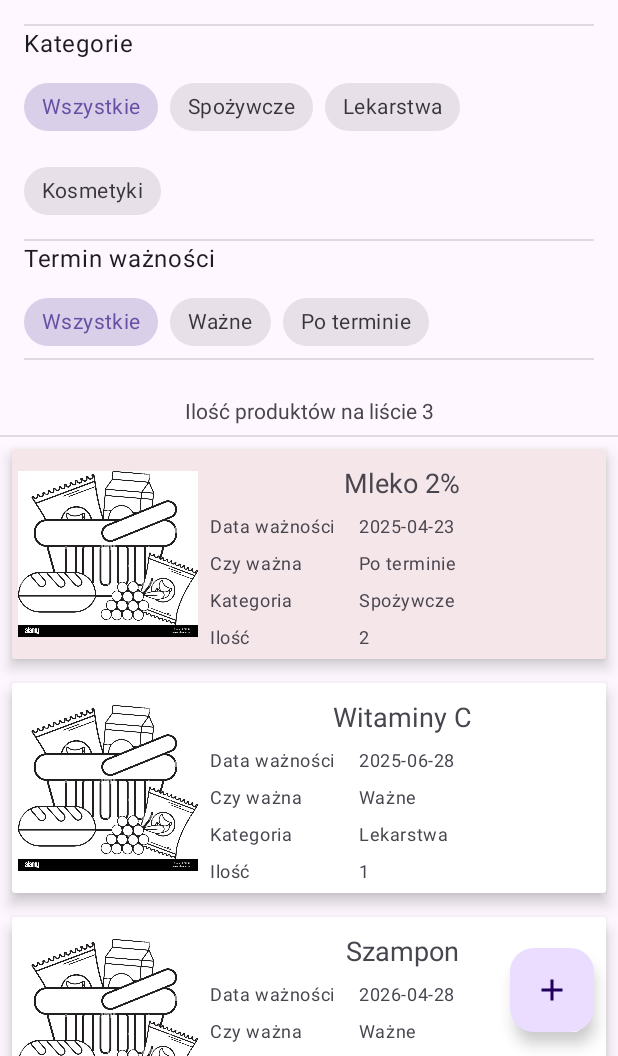
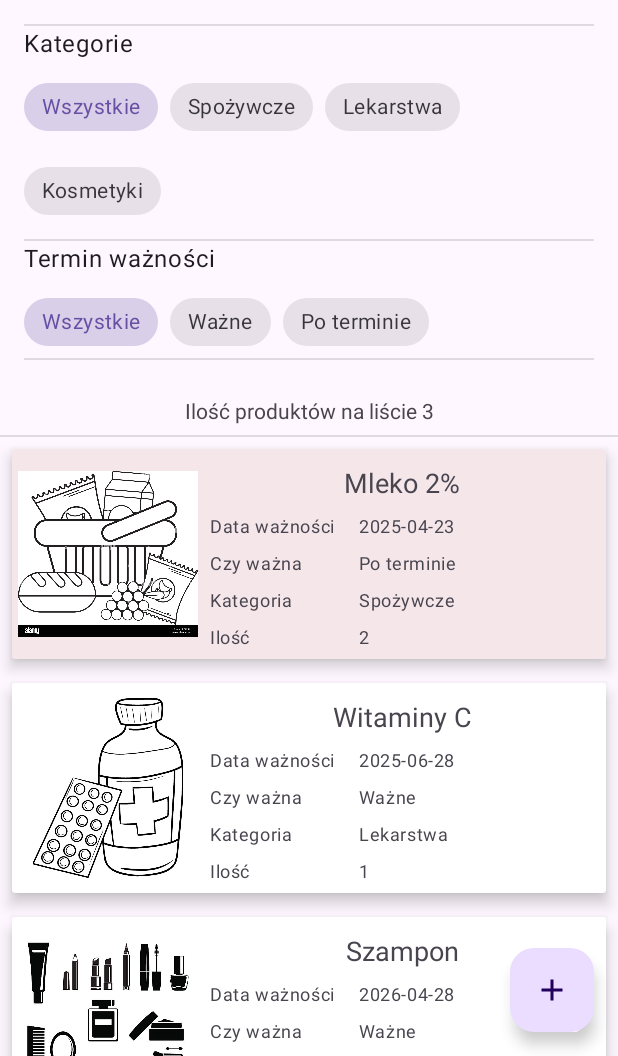
Before and after one commit to s25819/przeterminarz, an Android app: the screen it shows after launch (MainActivity), on a phone screen of 412 x 824 dp, the part 180-1236 px from its top. Run offline under Robolectric (Android 15) with nearby library versions, the phone set to English and light mode, and no system bars; our stand-ins replace Room's generated code.

Commit message:
Refactor: Improve image handling and UI strings
- Updated `ManageGoodsViewModel` to accept `Uri` instead of `String` for image selection.
- Modified `createThumbnailByteArray` in `ManageGoodsViewModel` to no longer be a `suspend` function.
- Removed unnecessary imports and code in `InMemoryGoodsRepository` and `GoodsMappers`.
- Updated UI strings to resource values.
- Removed redundant `groceries_default` and now display category image in `GoodsAdapter`.
- Moved database reset logic to database creation in `RepositoryLocator`
- Fixed an issue where the default category image was not loaded in the `ManageGoodsFragment`.

```diff
--- a/app/src/main/java/pl/edu/pjatk/s25819/przeterminarz/adapters/GoodsAdapter.kt
+++ b/app/src/main/java/pl/edu/pjatk/s25819/przeterminarz/adapters/GoodsAdapter.kt
@@ -10,6 +10,7 @@ import androidx.recyclerview.widget.RecyclerView
 import pl.edu.pjatk.s25819.przeterminarz.R
 import pl.edu.pjatk.s25819.przeterminarz.databinding.GoodsItemLayoutBinding
 import pl.edu.pjatk.s25819.przeterminarz.model.Goods
+import pl.edu.pjatk.s25819.przeterminarz.model.GoodsCategory
 
 class GoodsAdapter(
     private val onCardClick: (Goods) -> Unit,
@@ -43,7 +44,7 @@ class GoodsViewHolder(private val binding: GoodsItemLayoutBinding) :
             val bitmap = BitmapFactory.decodeByteArray(thumbnail, 0, thumbnail.size)
             goodsImage.setImageBitmap(bitmap)
         } ?: run {
-            goodsImage.setImageResource(R.mipmap.groceries_default)
+            goodsImage.setImageBitmap(GoodsCategory.getDefaultImage(root.context, goods.category))
         }
 
         setValidLabel(goods)
--- a/app/src/main/java/pl/edu/pjatk/s25819/przeterminarz/fragments/ManageGoodsFragment.kt
+++ b/app/src/main/java/pl/edu/pjatk/s25819/przeterminarz/fragments/ManageGoodsFragment.kt
@@ -140,7 +140,7 @@ class ManageGoodsFragment : Fragment(), DatePickerDialog.OnDateSetListener {
     private val pickImage = registerForActivityResult(PickVisualMedia()) { uri ->
         uri?.let {
             Log.i("ImagePicker", "Ścieżka do obrazka: $it")
-            viewModel.onImageSelected(it.toString())
+            viewModel.onImageSelected(it)
         } ?: let {
             Log.i("ImagePicker", "Nie wybrano żadnego obrazka")
         }
@@ -199,7 +199,6 @@ class ManageGoodsFragment : Fragment(), DatePickerDialog.OnDateSetListener {
                 ) {
                     val selectedCategory = parent.getItemAtPosition(position) as GoodsCategory
 
-                    // TODO: załadować defaultowy obrazek dla kategorii
                     if (viewModel.goodsImageByteArray.value == null) {
                         val bitmap =
                             GoodsCategory.getDefaultImage(requireContext(), selectedCategory)
--- a/app/src/main/java/pl/edu/pjatk/s25819/przeterminarz/repositories/InMemoryGoodsRepository.kt
+++ b/app/src/main/java/pl/edu/pjatk/s25819/przeterminarz/repositories/InMemoryGoodsRepository.kt
@@ -1,7 +1,5 @@
 package pl.edu.pjatk.s25819.przeterminarz.repositories
 
-import android.graphics.BitmapFactory
-import pl.edu.pjatk.s25819.przeterminarz.R
 import pl.edu.pjatk.s25819.przeterminarz.exceptions.GoodsNotFoundException
 import pl.edu.pjatk.s25819.przeterminarz.model.ExpirationFilter
 import pl.edu.pjatk.s25819.przeterminarz.model.Goods
--- a/app/src/main/java/pl/edu/pjatk/s25819/przeterminarz/repositories/RepositoryLocator.kt
+++ b/app/src/main/java/pl/edu/pjatk/s25819/przeterminarz/repositories/RepositoryLocator.kt
@@ -1,12 +1,9 @@
 package pl.edu.pjatk.s25819.przeterminarz.repositories
 
 import android.content.Context
-import android.graphics.BitmapFactory
 import android.util.Log
-import androidx.core.graphics.createBitmap
 import kotlinx.coroutines.Dispatchers
 import kotlinx.coroutines.withContext
-import pl.edu.pjatk.s25819.przeterminarz.R
 import pl.edu.pjatk.s25819.przeterminarz.database.GoodsDatabase
 import pl.edu.pjatk.s25819.przeterminarz.model.Goods
 import pl.edu.pjatk.s25819.przeterminarz.model.GoodsCategory
@@ -24,11 +21,11 @@ object RepositoryLocator {
     suspend fun init(context: Context) {
         val goodsDb = GoodsDatabase.getDbInstance(context)
         goodsRepository = DBGoodsRepository(goodsDb.goodsDao())
-        resetAndInitializeDatabase(context)
+        resetAndInitializeDatabase()
         isInitialized = true
     }
 
-    private suspend fun resetAndInitializeDatabase(context: Context) {
+    private suspend fun resetAndInitializeDatabase() {
         withContext(Dispatchers.IO) {
             val existingGoods = goodsRepository.getAllGoods()
             for (goods in existingGoods) {
--- a/app/src/main/java/pl/edu/pjatk/s25819/przeterminarz/viewmodel/bindingatapters/BindingAdapters.kt
+++ b/app/src/main/java/pl/edu/pjatk/s25819/przeterminarz/viewmodel/bindingatapters/BindingAdapters.kt
@@ -9,7 +9,6 @@ import androidx.databinding.InverseBindingAdapter
 import androidx.databinding.InverseBindingListener
 import pl.edu.pjatk.s25819.przeterminarz.R
 import pl.edu.pjatk.s25819.przeterminarz.model.GoodsCategory
-import java.io.File
 
 @BindingAdapter("selectedCategory")
 fun bindSpinnerSelectedCategory(spinner: Spinner, category: GoodsCategory?) {
--- a/app/src/main/res/layout/fragment_goods_list.xml
+++ b/app/src/main/res/layout/fragment_goods_list.xml
@@ -142,7 +142,7 @@
             android:layout_marginTop="8dp"
             android:layout_marginBottom="8dp"
             android:gravity="center"
-            android:text="Ilość produktów"
+            android:text="@string/goods_counter_label_text"
             app:layout_constraintBottom_toTopOf="@id/goods_recycler_view"
             app:layout_constraintEnd_toEndOf="parent"
             app:layout_constraintStart_toStartOf="parent"
```
Also changed, not shown: app/src/main/java/pl/edu/pjatk/s25819/przeterminarz/repositories/mappers/GoodsMappers.kt (+0 -8 lines), app/src/main/java/pl/edu/pjatk/s25819/przeterminarz/viewmodel/ManageGoodsViewModel.kt (+5 -7 lines), app/src/main/res/layout/fragment_manage_goods.xml (+9 -10 lines), app/src/main/res/values/strings.xml (+9 -0 lines).
